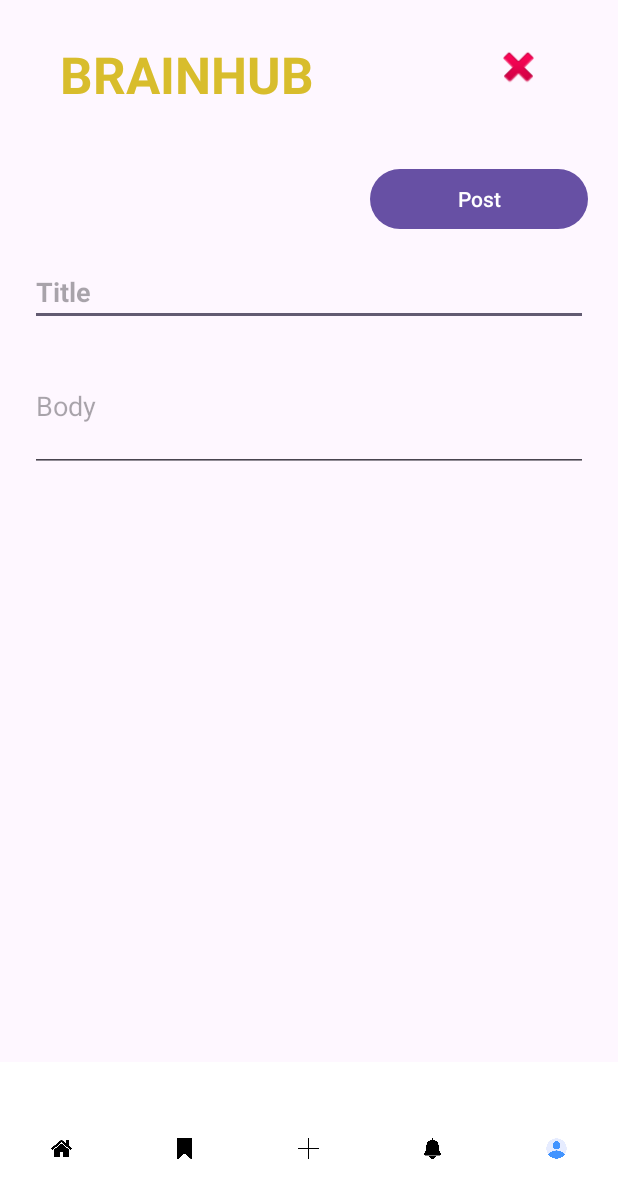
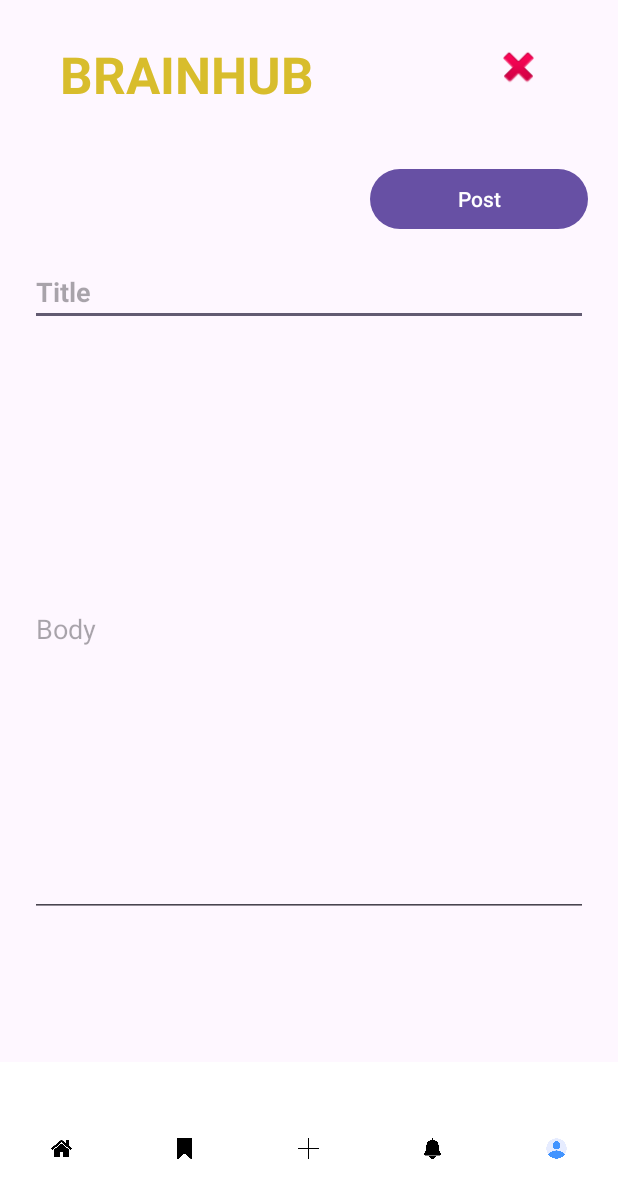
Before and after one commit to el0411/MADFinalProject, an Android app: the CreatePost screen opened directly, with no data from a screen before it, on a phone screen of 412 x 824 dp. Shown: the top 1198 px of the screen. Run offline under Robolectric (Android 15) with nearby library versions, the phone set to English and light mode, and no system bars.

Commit message:
create post adjustments

```diff
--- a/app/src/main/res/layout/activity_create_post.xml
+++ b/app/src/main/res/layout/activity_create_post.xml
@@ -88,15 +88,14 @@
         <EditText
             android:id="@+id/body"
             android:layout_width="match_parent"
-            android:layout_height="87dp"
+            android:layout_height="384dp"
             android:layout_marginStart="20dp"
             android:layout_marginTop="10dp"
             android:layout_marginEnd="20dp"
             android:ems="10"
             android:hint="Body"
-            android:inputType="textMultiLine"
+            android:inputType="text"
             android:textAlignment="viewStart" />
-
     </LinearLayout>
 
     <LinearLayout
```
